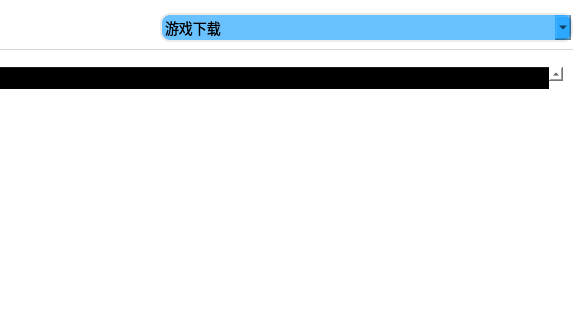
David-xian66/Minecraft-Optimal-Starter_2, file UI/MOS_UI.ui: the form before one commit; both pictures show x 427 to 1000 and y 0 to 320 of the 1000 by 533 pixel window.
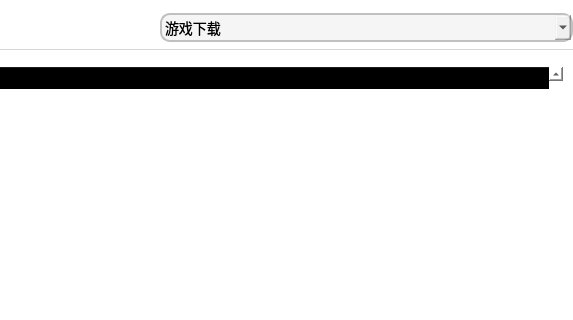
The form after the commit. The open tabs and pages were chosen to show the change. Icons and pictures are not drawn.

Commit message: UI(.ui)更新（JT/I/L……/y……）

Diff of the .ui file:
```diff
--- a/UI/MOS_UI.ui
+++ b/UI/MOS_UI.ui
@@ -2917,11 +2917,11 @@
       <widget class="QWidget" name="page_3">
        <property name="styleSheet">
         <string notr="true">QComboBox {
-    border: 2px solid rgb(235, 235, 235); /* border: 宽度 线类型 颜色 */
+    border: 2px solid rgb(192, 192, 192); /* border: 宽度 线类型 颜色 */
     border-radius: 3px;
 	height:25px;
 	font-size: 14px;
-	background-color: rgba(0, 150, 255, 150);
+	background-color: rgba(235, 235, 235, 128);
 	border-radius:10px;
 }
 /*QComboBox::down-arrow
```
